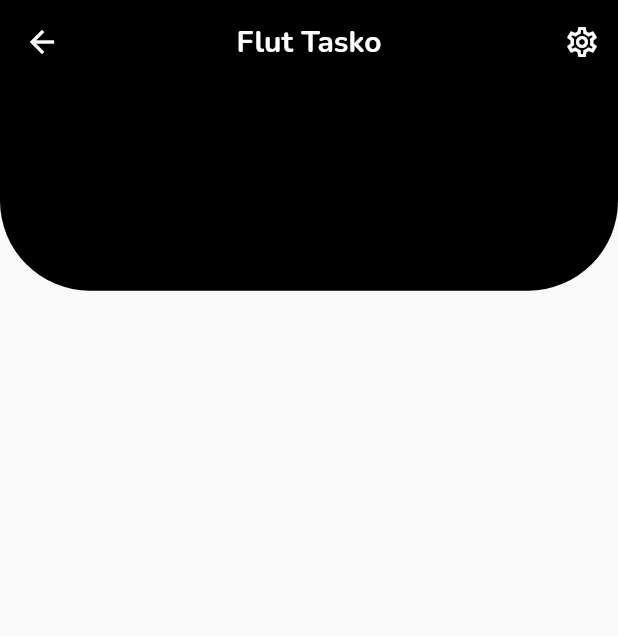
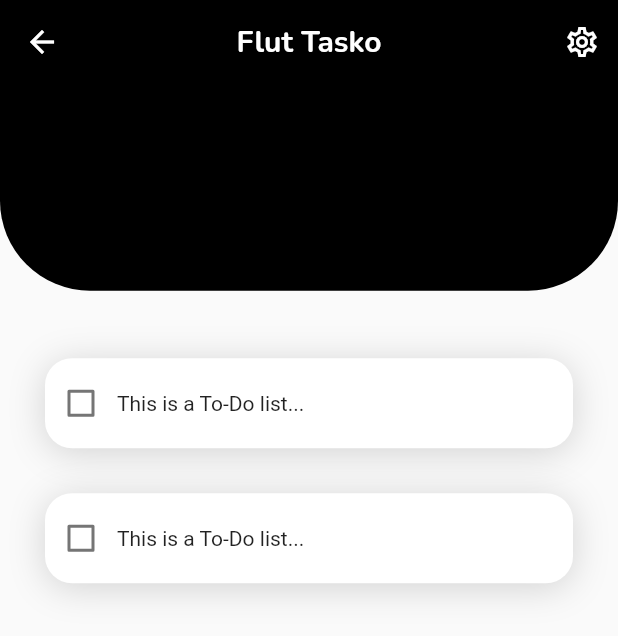
Before and after one commit to 5CYTH3/tasko_rem, a Flutter app: the screen it shows after launch, on a phone screen of 412 x 824 dp. Shown: the top 636 px of the screen. Run offline on Flutter 3.47's test engine with Material 2 defaults, Android fonts, the phone set to English and light mode, and no system bars; our stand-ins replace google_fonts.

Commit message:
Added a To-Do list preview to the body. The checkboxes works but does'nt kill the widget.

```diff
--- a/lib/components/Body.dart
+++ b/lib/components/Body.dart
@@ -1,4 +1,5 @@
 import 'package:flutter/material.dart';
+import 'package:tasko_rem/components/task_preview.dart';
 
 class Body extends StatelessWidget {
 	@override
@@ -24,23 +25,17 @@ class Body extends StatelessWidget {
 					),
 				),
 
-        /*
-        Column(
-          children: [
-            Container(
-              height: 200.0,
-              width: 200.0,
-              decoration: BoxDecoration(
-                borderRadius: BorderRadius.circular(15),
-                boxShadow:[
-                  BoxShadow(blurRadius: 6, color: Colors.black12, offset: Offset(0, 8)),
-                ],
-                color: Colors.white
-              ),
-            )
-          ],
+        Padding(
+          padding: const EdgeInsets.all(30),
+          child: Column(
+            children: [
+              TaskPreview(),
+              TaskPreview()
+
+            ],
+          ),
         )
-        */
+
 			],
 		);
 	}
--- /dev/null
+++ b/lib/components/task_preview.dart
@@ -0,0 +1,70 @@
+import 'package:flutter/material.dart';
+
+const IconBlank = Icon(Icons.check_box_outline_blank);
+const IconChecked = Icon(Icons.check_box);
+
+class TaskPreview extends StatelessWidget {
+  @override
+	Widget build(BuildContext context) {
+    return Center(
+      child: Container(
+        margin: EdgeInsets.symmetric(vertical: 15.0),
+        height: 60,
+        decoration: BoxDecoration(
+          color: Colors.white,
+          borderRadius: BorderRadius.circular(18),
+          boxShadow: [
+            BoxShadow(
+              color: Colors.black.withOpacity(0.16),
+              offset: Offset(0, 3),
+              blurRadius: 20
+
+            )
+          ]
+        ),
+        child: Column(
+          mainAxisAlignment: MainAxisAlignment.center,
+          children: [
+            Row(
+              crossAxisAlignment: CrossAxisAlignment.center,
+              children: [
+                CheckboxWidget(),
+                Text(
+                  'This is a To-Do list...',
+                  textAlign: TextAlign.center,
+                )
+              ],
+            ),
+          ],
+        ),
+      ),
+    );
+
+  }
+}
+
+class CheckboxWidget extends StatefulWidget {
+  @override
+  _CheckboxWidgetState createState() => _CheckboxWidgetState();
+}
+
+class _CheckboxWidgetState extends State<CheckboxWidget> {
+  bool checkBoxValue = false;
+  @override
+  Widget build(BuildContext context) {
+    return Container(
+      child: Checkbox(
+        value: checkBoxValue,
+        onChanged: (bool? newValue) {
+          setState(() {
+            checkBoxValue = newValue!;
+
+          });
+        },
+        activeColor: Colors.black,
+
+      )
+
+    );
+  }
+}
```
